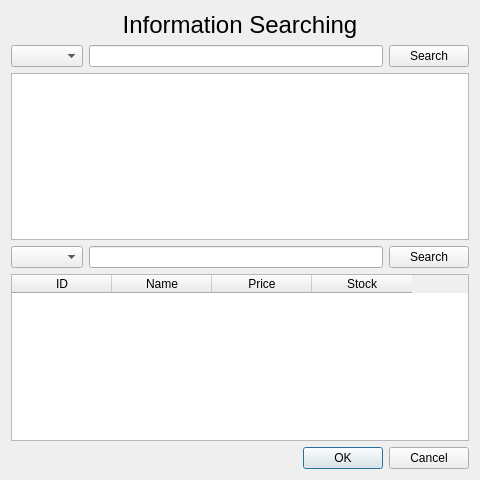
Old version of the form searchingdialog.ui in the repository ChunJeong27/CRMMiniProject.
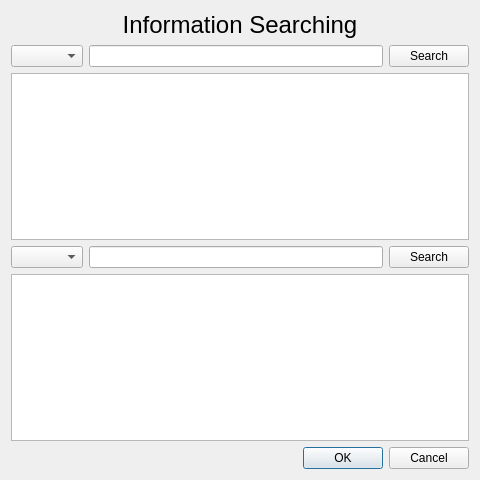
New version of the form.

The edit to the form file:
```diff
--- a/searchingdialog.ui
+++ b/searchingdialog.ui
@@ -67,31 +67,7 @@
     </layout>
    </item>
    <item>
-    <widget class="QTableWidget" name="productTableWidget">
-     <property name="editTriggers">
-      <set>QAbstractItemView::NoEditTriggers</set>
-     </property>
-     <column>
-      <property name="text">
-       <string>ID</string>
-      </property>
-     </column>
-     <column>
-      <property name="text">
-       <string>Name</string>
-      </property>
-     </column>
-     <column>
-      <property name="text">
-       <string>Price</string>
-      </property>
-     </column>
-     <column>
-      <property name="text">
-       <string>Stock</string>
-      </property>
-     </column>
-    </widget>
+    <widget class="QTableView" name="productTableView"/>
    </item>
    <item>
     <widget class="QDialogButtonBox" name="buttonBox">
```
